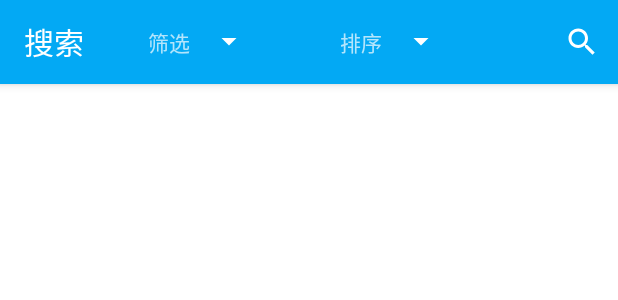
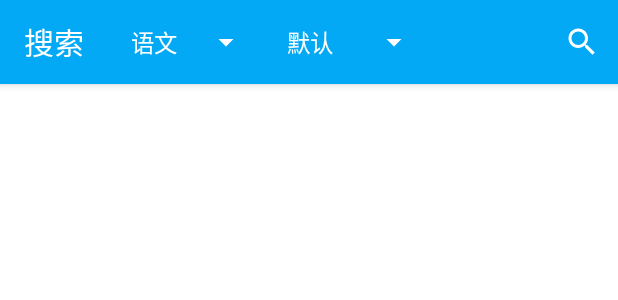
Before and after one commit to yizx-1017/EDUKG_App, an Android app: the layout app_bar_search.xml on its own in the app's theme, with its tools: preview values and no code run, on a phone screen of 412 x 824 dp. Shown: the top 300 px of the screen. Run offline under Robolectric (Android 15) with nearby library versions, the light colour scheme and no system bars; Roboto replaces fonts that are not available here.

Commit message:
search bar

```diff
--- a/GKUDE/app/src/main/res/layout/app_bar_search.xml
+++ b/GKUDE/app/src/main/res/layout/app_bar_search.xml
@@ -18,31 +18,26 @@
             app:title="搜索"
             app:popupTheme="@style/AppTheme.PopupOverlay">
 
-            <TextView android:layout_height="wrap_content"
+            <Spinner
+                android:layout_marginLeft="30dp"
+                android:id="@+id/spin_filter"
                 android:layout_width="wrap_content"
-                android:text="筛选"
-                android:layout_marginLeft="50dp">
-            </TextView>
+                android:layout_height="wrap_content"
+                android:entries="@array/course"
+                android:gravity="center"
+                android:minHeight="48dp"
+                android:spinnerMode="dialog"
+                android:textAlignment="center" />
 
-            <Spinner android:layout_height="50dp"
-                android:layout_width="50dp"
-                android:id="@+id/spin_filter"
-                android:entries="@array/course"
-                android:spinnerMode="dropdown">
-            </Spinner>
-
-            <TextView android:layout_height="wrap_content"
+            <Spinner
+                android:id="@+id/spin_sorter"
                 android:layout_width="wrap_content"
-                android:text="排序"
-                android:layout_marginLeft="50dp">
-            </TextView>
-
-            <Spinner android:layout_height="50dp"
-                android:layout_width="50dp"
-                android:id="@+id/spin_sorter"
+                android:layout_height="wrap_content"
                 android:entries="@array/sorters"
-                android:spinnerMode="dropdown">
-            </Spinner>
+                android:gravity="center"
+                android:minHeight="48dp"
+                android:spinnerMode="dialog"
+                android:textAlignment="center" />
 
             <androidx.appcompat.widget.SearchView
                 android:id="@+id/search_view"
--- a/GKUDE/app/src/main/res/values/arrays.xml
+++ b/GKUDE/app/src/main/res/values/arrays.xml
@@ -1,14 +1,9 @@
 <?xml version="1.0" encoding="utf-8"?>
 <resources>
-    <string-array name="filters">
-        <item> filter1 </item>
-        <item> filter2 </item>
-    </string-array>
-
 
     <string-array name="sorters">
-        <item> sorter1 </item>
-        <item> sorter2 </item>
+        <item>默认</item>
+        <item>字母序</item>
     </string-array>
 
     <string-array name="course">
--- a/GKUDE/app/src/main/res/values/strings.xml
+++ b/GKUDE/app/src/main/res/values/strings.xml
@@ -1,7 +1,7 @@
 <resources>
     <string name="app_name">GKUDE</string>
     <!-- Strings related to login -->
-    <string name="prompt_email">Email</string>
+    <string name="prompt_email">Username</string>
     <string name="prompt_password">Password</string>
     <string name="action_sign_in">Sign in or register</string>
     <string name="action_sign_in_short">Sign in</string>
```
Also changed, not shown: GKUDE/app/src/main/java/com/example/gkude/EntitySearchedActivity.java (+5 -6 lines), GKUDE/app/src/main/java/com/example/gkude/ui/home/HomeFragment.java (+72 -12 lines), GKUDE/app/src/main/res/layout/my_support_simple_spinner_dropdown_item.xml (added, +26 -0 lines).
